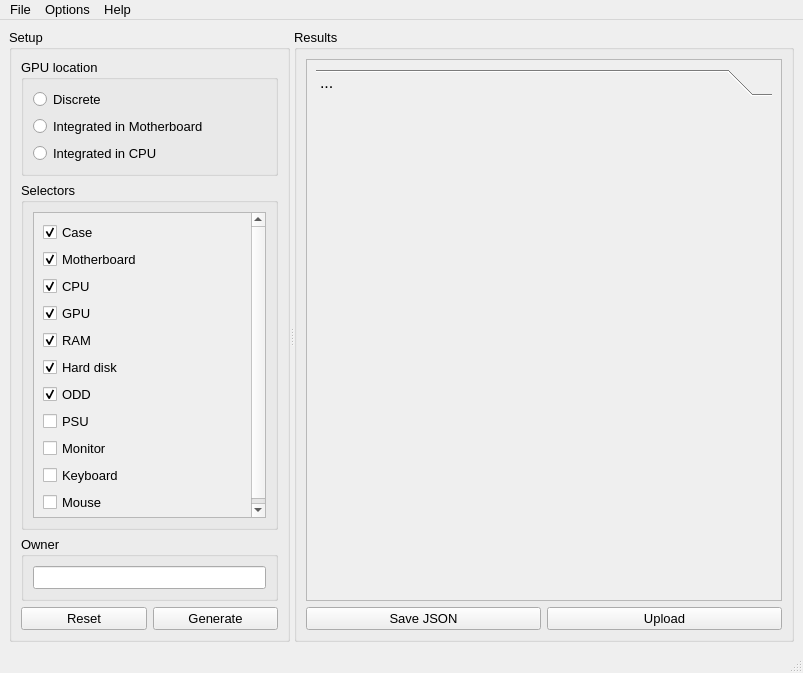
First picture: the form in interface.ui, repository WEEE-Open/peracotta, before the edit.
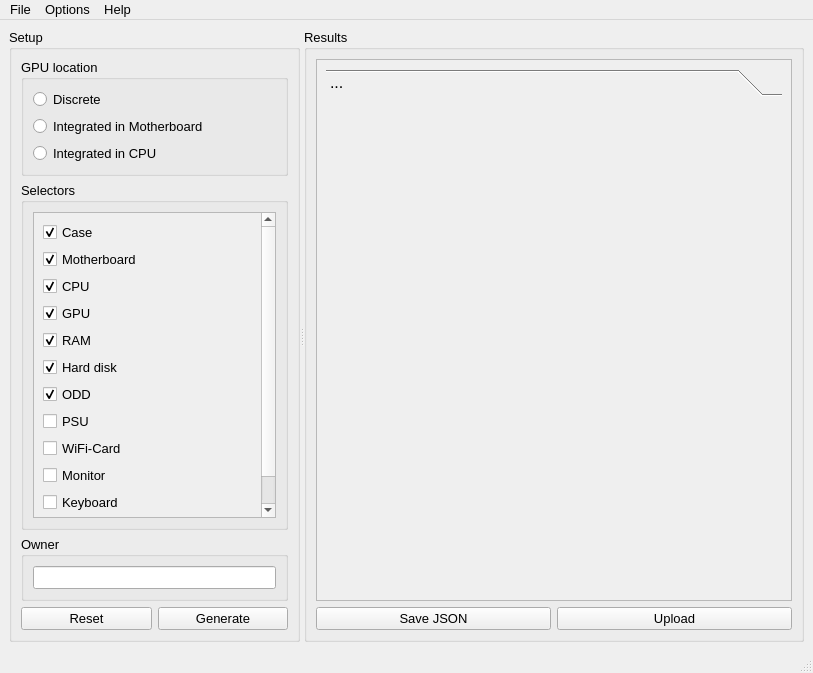
Second picture: the form after the edit.

Commit message: Implemented data retrieval and extraction. I think?

```diff
--- a/interface.ui
+++ b/interface.ui
@@ -6,7 +6,7 @@
    <rect>
     <x>0</x>
     <y>0</y>
-    <width>803</width>
+    <width>813</width>
     <height>673</height>
    </rect>
   </property>
@@ -130,9 +130,9 @@
               <property name="geometry">
                <rect>
                 <x>0</x>
-                <y>-33</y>
-                <width>221</width>
-                <height>298</height>
+                <y>0</y>
+                <width>253</width>
+                <height>396</height>
                </rect>
               </property>
               <layout class="QVBoxLayout" name="verticalLayout_6">
@@ -225,6 +225,13 @@
                  </property>
                 </widget>
                </item>
+               <item>
+                <widget class="QCheckBox" name="checkBox_12">
+                 <property name="text">
+                  <string>WiFi-Card</string>
+                 </property>
+                </widget>
+               </item>
                <item>
                 <widget class="QCheckBox" name="checkBox_8">
                  <property name="text">
@@ -330,8 +337,8 @@
             <rect>
              <x>0</x>
              <y>0</y>
-             <width>478</width>
-             <height>540</height>
+             <width>480</width>
+             <height>526</height>
             </rect>
            </property>
            <layout class="QVBoxLayout" name="verticalLayout_2">
@@ -345,8 +352,8 @@
                 <rect>
                  <x>0</x>
                  <y>0</y>
-                 <width>460</width>
-                 <height>489</height>
+                 <width>462</width>
+                 <height>471</height>
                 </rect>
                </property>
                <attribute name="label">
@@ -389,8 +396,8 @@
     <rect>
      <x>0</x>
      <y>0</y>
-     <width>803</width>
-     <height>23</height>
+     <width>813</width>
+     <height>27</height>
     </rect>
    </property>
    <widget class="QMenu" name="menuFile">
```
The commit also changes 1 other file.
